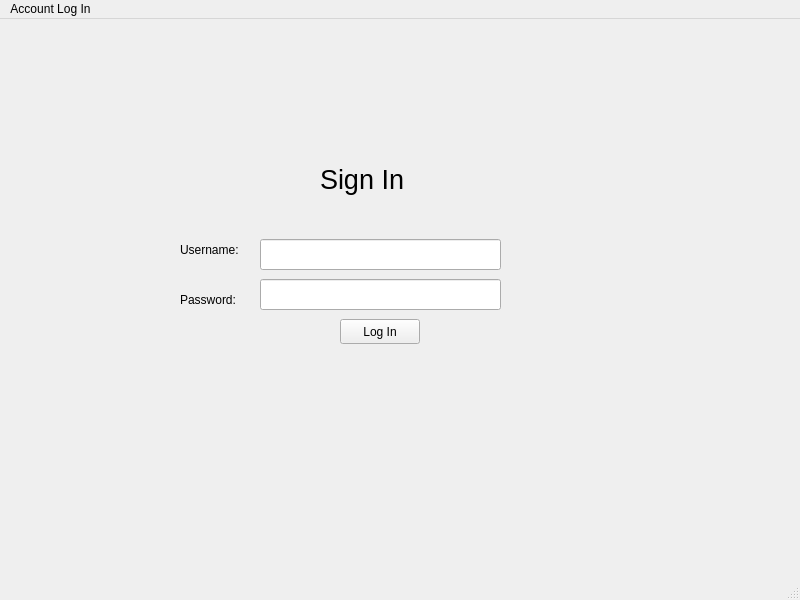
First picture: the form in coba/mainwindow.ui, repository reinardricky/qtnisclab_login, before the edit.
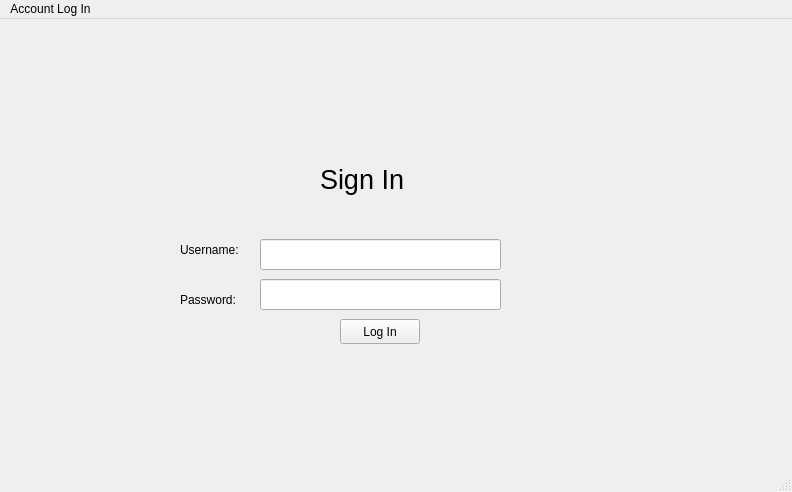
Second picture: the form after the edit.

```diff
--- a/coba/mainwindow.ui
+++ b/coba/mainwindow.ui
@@ -6,10 +6,16 @@
    <rect>
     <x>0</x>
     <y>0</y>
-    <width>800</width>
-    <height>600</height>
+    <width>792</width>
+    <height>492</height>
    </rect>
   </property>
+  <property name="minimumSize">
+   <size>
+    <width>0</width>
+    <height>0</height>
+   </size>
+  </property>
   <property name="windowTitle">
    <string>MainWindow</string>
   </property>
@@ -100,7 +106,7 @@
     <rect>
      <x>0</x>
      <y>0</y>
-     <width>800</width>
+     <width>792</width>
      <height>25</height>
     </rect>
    </property>
```
